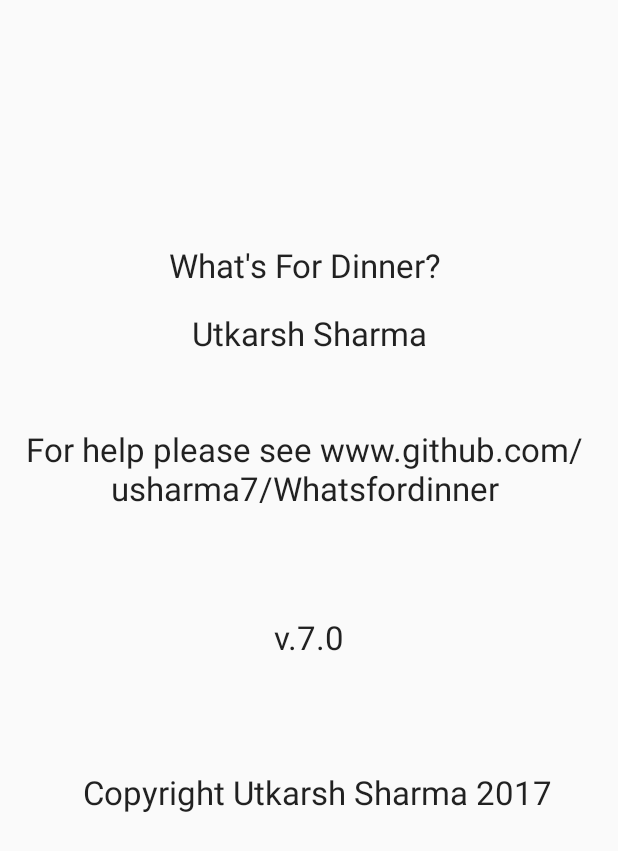
After one commit to usharma7/WhatsForDinner, an Android app: the layout activity_info_screen.xml on its own in the app's theme, with its tools: preview values and no code run, on a phone screen of 412 x 824 dp. The commit adds this screen. Shown: the top 851 px of the screen. Run offline under Robolectric (Android 15) with nearby library versions, the phone set to English and light mode, and no system bars.

Commit message:
Final for the day

```diff
--- a/app/src/main/AndroidManifest.xml
+++ b/app/src/main/AndroidManifest.xml
@@ -24,8 +24,8 @@
         <activity
             android:name=".RecipieScreen"
             android:label="@string/title_activity_recipie_screen"
-            android:theme="@style/AppTheme.NoActionBar"></activity>
+            android:theme="@style/AppTheme.NoActionBar" />
+        <activity android:name=".InfoScreen"></activity>
     </application>
 
-
 </manifest>
--- /dev/null
+++ b/app/src/main/java/com/sharma/utkarsh/whatsfordinner/InfoScreen.java
@@ -0,0 +1,13 @@
+package com.sharma.utkarsh.whatsfordinner;
+
+import android.support.v7.app.AppCompatActivity;
+import android.os.Bundle;
+
+public class InfoScreen extends AppCompatActivity {
+
+    @Override
+    protected void onCreate(Bundle savedInstanceState) {
+        super.onCreate(savedInstanceState);
+        setContentView(R.layout.activity_info_screen);
+    }
+}
--- a/app/src/main/java/com/sharma/utkarsh/whatsfordinner/MainActivity.java
+++ b/app/src/main/java/com/sharma/utkarsh/whatsfordinner/MainActivity.java
@@ -32,6 +32,13 @@ public class MainActivity extends AppCompatActivity {
         ImageButton menu = (ImageButton) findViewById(R.id.menuBtn);
         ImageButton add= (ImageButton)findViewById(R.id.addBtn);
 
+        im.setOnClickListener(new View.OnClickListener() {
+            @Override
+            public void onClick(View view) {
+
+            }
+        });
+
         add.setOnClickListener(new View.OnClickListener() {
             @Override
             public void onClick(View view) {
--- /dev/null
+++ b/app/src/main/res/layout/activity_info_screen.xml
@@ -0,0 +1,74 @@
+<?xml version="1.0" encoding="utf-8"?>
+<android.support.constraint.ConstraintLayout xmlns:android="http://schemas.android.com/apk/res/android"
+    xmlns:app="http://schemas.android.com/apk/res-auto"
+    xmlns:tools="http://schemas.android.com/tools"
+    android:layout_width="match_parent"
+    android:layout_height="match_parent"
+    tools:context="com.sharma.utkarsh.whatsfordinner.InfoScreen">
+
+    <RelativeLayout
+        android:layout_width="395dp"
+        android:layout_height="556dp"
+        android:layout_marginRight="8dp"
+        app:layout_constraintBottom_toBottomOf="parent"
+        app:layout_constraintRight_toRightOf="parent"
+        app:layout_constraintTop_toTopOf="parent">
+
+        <TextView
+            android:id="@+id/textView5"
+            android:layout_width="wrap_content"
+            android:layout_height="wrap_content"
+            android:layout_below="@+id/textView9"
+            android:layout_centerHorizontal="true"
+            android:layout_marginTop="16dp"
+            android:gravity="center"
+            android:text="@string/authorname"
+            android:textAppearance="?android:attr/textAppearanceLarge" />
+
+        <TextView
+            android:id="@+id/textView6"
+            android:layout_width="wrap_content"
+            android:layout_height="wrap_content"
+            android:layout_alignParentEnd="true"
+            android:layout_below="@+id/textView5"
+            android:layout_marginEnd="7dp"
+            android:layout_marginTop="48dp"
+            android:gravity="center"
+            android:text="@string/help"
+            android:textAppearance="?android:attr/textAppearanceLarge" />
+
+        <TextView
+            android:id="@+id/textView7"
+            android:layout_width="wrap_content"
+            android:layout_height="wrap_content"
+            android:layout_below="@+id/textView6"
+            android:layout_centerHorizontal="true"
+            android:layout_marginTop="70dp"
+            android:gravity="center"
+            android:text="@string/version"
+            android:textAppearance="?android:attr/textAppearanceLarge" />
+
+        <TextView
+            android:id="@+id/j"
+            android:layout_width="wrap_content"
+            android:layout_height="wrap_content"
+            android:layout_alignParentEnd="true"
+            android:layout_below="@+id/textView7"
+            android:layout_marginEnd="36dp"
+            android:layout_marginTop="74dp"
+            android:gravity="center"
+            android:text="@string/copyright"
+            android:textAppearance="?android:attr/textAppearanceLarge" />
+
+        <TextView
+            android:id="@+id/textView9"
+            android:layout_width="wrap_content"
+            android:layout_height="wrap_content"
+            android:layout_alignParentTop="true"
+            android:layout_centerHorizontal="true"
+            android:layout_marginTop="28dp"
+            android:gravity="center"
+            android:text="@string/app_name"
+            android:textAppearance="?android:attr/textAppearanceLarge" />
+    </RelativeLayout>
+</android.support.constraint.ConstraintLayout>
--- a/app/src/main/res/layout/content_recipie_screen.xml
+++ b/app/src/main/res/layout/content_recipie_screen.xml
@@ -11,10 +11,10 @@
     <RelativeLayout
         android:layout_width="395dp"
         android:layout_height="0dp"
-        app:layout_constraintTop_toTopOf="parent"
-        android:layout_marginTop="8dp"
         android:layout_marginLeft="8dp"
-        app:layout_constraintLeft_toLeftOf="parent">
+        android:layout_marginTop="16dp"
+        app:layout_constraintLeft_toLeftOf="parent"
+        app:layout_constraintTop_toTopOf="parent">
 
         <LinearLayout
             android:layout_width="395dp"
--- a/app/src/main/res/values/strings.xml
+++ b/app/src/main/res/values/strings.xml
@@ -4,5 +4,9 @@
     <string name="title_activity_new_dish">NewDish</string>
     <string name="ingredient_hint">Enter a new ingredient</string>
     <string name="title_activity_recipie_screen">RecipieScreen</string>
+    <string name ="copyright">Copyright Utkarsh Sharma 2017</string>
+    <string name="help">For help please see www.github.com/usharma7/Whatsfordinner</string>
+    <string name="version">v.7.0</string>
+    <string name="authorname">Utkarsh Sharma</string>
 
 </resources>
```
